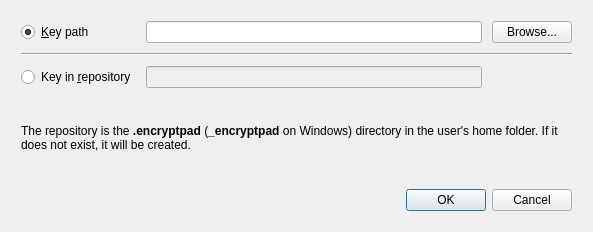
Before: the Qt Designer form qt_ui/new_key_dialog.ui in evpo/EncryptPad, drawn with Qt 5.
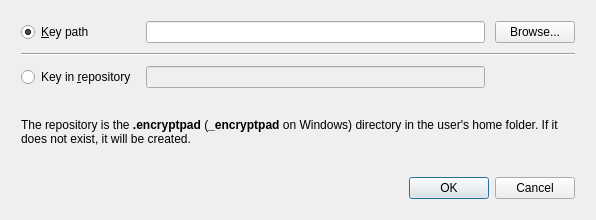
After: the same form once the commit is applied.

Patch:
```diff
--- a/qt_ui/new_key_dialog.ui
+++ b/qt_ui/new_key_dialog.ui
@@ -6,8 +6,8 @@
    <rect>
     <x>0</x>
     <y>0</y>
-    <width>593</width>
-    <height>232</height>
+    <width>596</width>
+    <height>220</height>
    </rect>
   </property>
   <property name="minimumSize">
@@ -18,8 +18,8 @@
   </property>
   <property name="maximumSize">
    <size>
-    <width>593</width>
-    <height>250</height>
+    <width>775</width>
+    <height>251</height>
    </size>
   </property>
   <property name="windowTitle">
```
